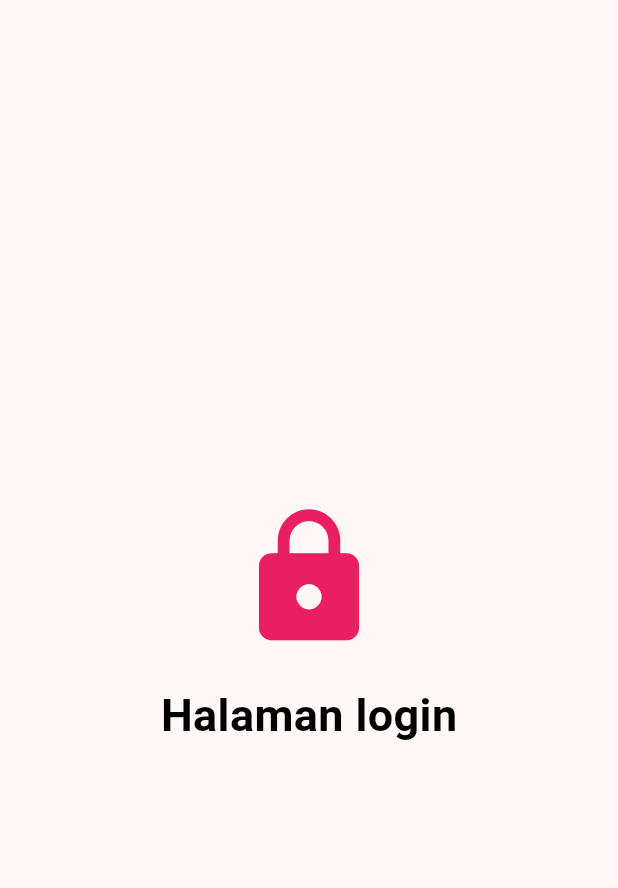
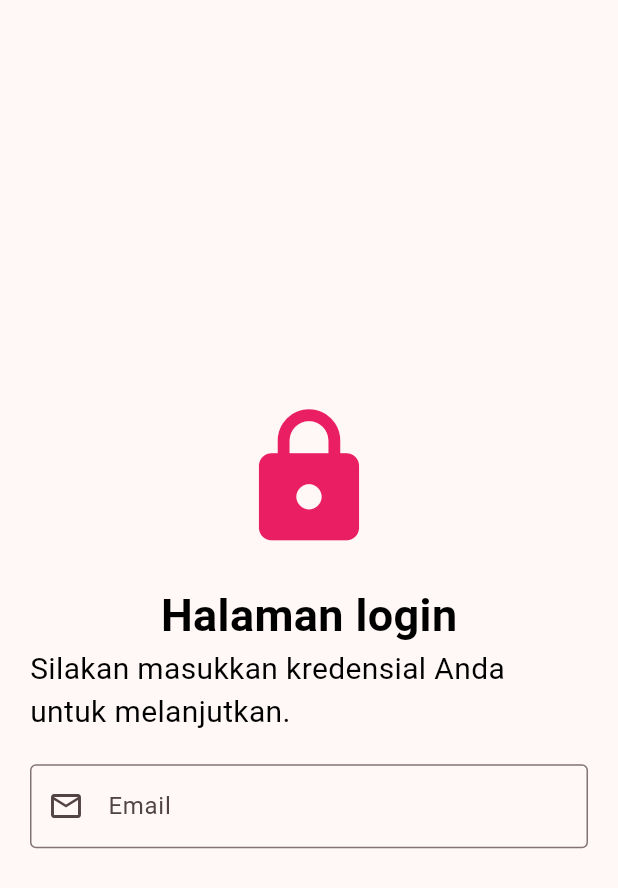
Before and after one commit to KishiEdward/KB1179-1123150045-uts, a Flutter app: the Login screen opened directly, on a phone screen of 412 x 824 dp. Shown: the top 888 px of the screen. Run offline on Flutter 3.47's test engine with Material 3 defaults, Android fonts, the phone set to English and light mode, and no system bars.

Commit message:
membuat logo dan input email

```diff
--- a/lib/login.dart
+++ b/lib/login.dart
@@ -14,11 +14,7 @@ class Login extends StatelessWidget {
             crossAxisAlignment: CrossAxisAlignment.center,
             children: [
               SizedBox(height: 10),
-              Icon(
-                Icons.lock,
-                size: 100,
-                color: Colors.pink,
-              ),
+              Icon(Icons.lock, size: 100, color: Colors.pink),
               SizedBox(height: 20),
               Text(
                 "Halaman login",
@@ -27,11 +23,28 @@ class Login extends StatelessWidget {
                   fontWeight: FontWeight.bold,
                   color: const Color.fromARGB(255, 0, 0, 0),
                 ),
-              )
+              ),
+              Text(
+                "Silakan masukkan kredensial Anda untuk melanjutkan.",
+                style: TextStyle(
+                  fontSize: 20,
+                  color: const Color.fromARGB(255, 0, 0, 0),
+                ),
+              ),
+              SizedBox(height: 20),
+              TextField(
+                keyboardType: TextInputType.emailAddress,
+                decoration: InputDecoration(
+                  labelText: 'Email',
+                  hintText: 'Masukkan email Anda',
+                  prefixIcon: Icon(Icons.email_outlined),
+                  border: OutlineInputBorder(),
+                ),
+              ),
             ],
           ),
         ),
-      )
+      ),
     );
   }
 }
```
